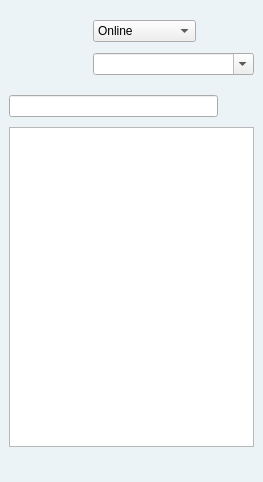
The window that rs-Qt-gui/src/gui/MessengerWindow.ui (autoscatto/retroshare) describes before a commit, drawn with Qt 5.
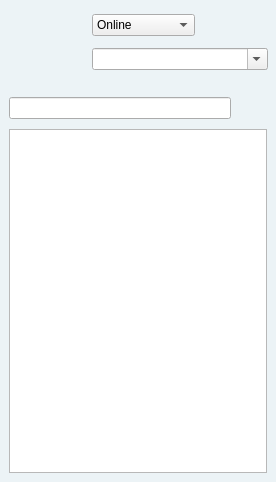
The same window after the commit. Icons and pictures are not drawn.

Commit message: added logobar for StartDialog and MessengerWindow

```diff
--- a/rs-Qt-gui/src/gui/MessengerWindow.ui
+++ b/rs-Qt-gui/src/gui/MessengerWindow.ui
@@ -5,7 +5,7 @@
    <rect>
     <x>0</x>
     <y>0</y>
-    <width>263</width>
+    <width>276</width>
     <height>482</height>
    </rect>
   </property>
@@ -442,32 +442,49 @@
   </property>
   <layout class="QGridLayout" >
    <property name="margin" >
-    <number>9</number>
+    <number>0</number>
    </property>
    <property name="spacing" >
-    <number>6</number>
+    <number>0</number>
    </property>
-   <item row="0" column="1" >
+   <item row="0" column="0" >
     <layout class="QGridLayout" >
      <property name="margin" >
-      <number>0</number>
+      <number>4</number>
      </property>
      <property name="spacing" >
-      <number>0</number>
+      <number>6</number>
      </property>
-     <item row="1" column="0" colspan="2" >
-      <widget class="QComboBox" name="messagecomboBox" >
+     <item row="0" column="0" >
+      <widget class="QToolButton" name="avatarButton" >
        <property name="toolTip" >
         <string>&lt;html>&lt;head>&lt;meta name="qrichtext" content="1" />&lt;style type="text/css">
 p, li { white-space: pre-wrap; }
 &lt;/style>&lt;/head>&lt;body style=" font-family:'Arial'; font-size:8pt; font-weight:400; font-style:normal; text-decoration:none;">
 &lt;p style=" margin-top:0px; margin-bottom:0px; margin-left:0px; margin-right:0px; -qt-block-indent:0; text-indent:0px;">Share a personal message with your contacts&lt;/p>&lt;/body>&lt;/html></string>
        </property>
-       <property name="editable" >
+       <property name="icon" >
+        <iconset resource="images.qrc" >:/images/mystatus_bg.png</iconset>
+       </property>
+       <property name="iconSize" >
+        <size>
+         <width>70</width>
+         <height>70</height>
+        </size>
+       </property>
+       <property name="autoRaise" >
         <bool>true</bool>
        </property>
       </widget>
      </item>
+     <item row="0" column="1" >
+      <layout class="QGridLayout" >
+       <property name="margin" >
+        <number>4</number>
+       </property>
+       <property name="spacing" >
+        <number>6</number>
+       </property>
      <item row="0" column="0" >
       <widget class="QComboBox" name="statuscomboBox" >
        <property name="toolTip" >
@@ -544,9 +561,42 @@
        </item>
       </widget>
      </item>
-    </layout>
-   </item>
-   <item row="2" column="0" colspan="2" >
+       <item row="1" column="0" colspan="2" >
+        <widget class="QComboBox" name="messagecomboBox" >
+         <property name="toolTip" >
+          <string>&lt;html>&lt;head>&lt;meta name="qrichtext" content="1" />&lt;style type="text/css">
+p, li { white-space: pre-wrap; }
+&lt;/style>&lt;/head>&lt;body style=" font-family:'Arial'; font-size:8pt; font-weight:400; font-style:normal; text-decoration:none;">
+&lt;p style=" margin-top:0px; margin-bottom:0px; margin-left:0px; margin-right:0px; -qt-block-indent:0; text-indent:0px;">Share a personal message with your contacts&lt;/p>&lt;/body>&lt;/html></string>
+         </property>
+         <property name="editable" >
+          <bool>true</bool>
+         </property>
+        </widget>
+       </item>
+      </layout>
+     </item>
+    </layout>
+   </item>
+   <item row="2" column="0" >
+    <widget class="QFrame" name="logoframe" >
+     <property name="frameShape" >
+      <enum>QFrame::NoFrame</enum>
+     </property>
+     <property name="frameShadow" >
+      <enum>QFrame::Raised</enum>
+     </property>
+    </widget>
+   </item>
+   <item row="1" column="0" >
+    <layout class="QGridLayout" >
+     <property name="margin" >
+      <number>9</number>
+     </property>
+     <property name="spacing" >
+      <number>6</number>
+     </property>
+     <item row="1" column="0" colspan="2" >
     <widget class="QTreeWidget" name="messengertreeWidget" >
      <property name="contextMenuPolicy" >
       <enum>Qt::CustomContextMenu</enum>
@@ -563,92 +613,8 @@
     </widget>
    </item>
    <item row="0" column="0" >
-    <widget class="QToolButton" name="avatarButton" >
-     <property name="toolTip" >
-      <string>&lt;html>&lt;head>&lt;meta name="qrichtext" content="1" />&lt;style type="text/css">
-p, li { white-space: pre-wrap; }
-&lt;/style>&lt;/head>&lt;body style=" font-family:'Sans Serif'; font-size:9pt; font-weight:400; font-style:normal; text-decoration:none;">
-&lt;p style=" margin-top:0px; margin-bottom:0px; margin-left:0px; margin-right:0px; -qt-block-indent:0; text-indent:0px;">Click to change your avatar&lt;/p>&lt;/body>&lt;/html></string>
-     </property>
-     <property name="icon" >
-      <iconset resource="images.qrc" >:/images/mystatus_bg.png</iconset>
-     </property>
-     <property name="iconSize" >
-      <size>
-       <width>70</width>
-       <height>70</height>
-      </size>
-     </property>
-     <property name="autoRaise" >
-      <bool>true</bool>
-     </property>
-    </widget>
-   </item>
-   <item row="3" column="0" colspan="2" >
-    <layout class="QGridLayout" >
-     <property name="margin" >
-      <number>0</number>
-     </property>
-     <property name="spacing" >
-      <number>6</number>
-     </property>
-     <item row="0" column="2" >
-      <spacer>
-       <property name="orientation" >
-        <enum>Qt::Horizontal</enum>
-       </property>
-       <property name="sizeHint" >
-        <size>
-         <width>20</width>
-         <height>20</height>
-        </size>
-       </property>
-      </spacer>
-     </item>
-     <item row="0" column="1" >
-      <widget class="QLabel" name="logolabel" >
-       <property name="sizePolicy" >
-        <sizepolicy>
-         <hsizetype>1</hsizetype>
-         <vsizetype>5</vsizetype>
-         <horstretch>0</horstretch>
-         <verstretch>0</verstretch>
-        </sizepolicy>
-       </property>
-       <property name="text" >
-        <string/>
-       </property>
-       <property name="pixmap" >
-        <pixmap resource="images.qrc" >:/images/rsmlabel2.png</pixmap>
-       </property>
-       <property name="scaledContents" >
-        <bool>true</bool>
-       </property>
-      </widget>
-     </item>
-     <item row="0" column="0" >
-      <spacer>
-       <property name="orientation" >
-        <enum>Qt::Horizontal</enum>
-       </property>
-       <property name="sizeHint" >
-        <size>
-         <width>16</width>
-         <height>20</height>
-        </size>
-       </property>
-      </spacer>
-     </item>
-    </layout>
-   </item>
-   <item row="1" column="0" colspan="2" >
-    <layout class="QGridLayout" >
-     <property name="margin" >
-      <number>0</number>
-     </property>
-     <property name="spacing" >
-      <number>6</number>
-     </property>
+      <widget class="QLineEdit" name="searchlineEdit" />
+     </item>
      <item row="0" column="1" >
       <widget class="QToolButton" name="addIMAccountButton" >
        <property name="toolTip" >
@@ -677,9 +643,6 @@
        </property>
       </widget>
      </item>
-     <item row="0" column="0" >
-      <widget class="QLineEdit" name="searchlineEdit" />
-     </item>
     </layout>
    </item>
   </layout>
```
Left out of the diff: 4 changed lines with no effect on the pictures. Lines whose indentation alone changed are shown as unchanged. The commit also changes 8 other files.
